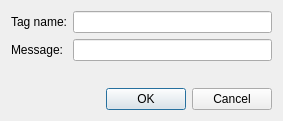
Old version of the form src/libkommitwidgets/dialogs/taginfodialog.ui in the repository KDE/kommit.
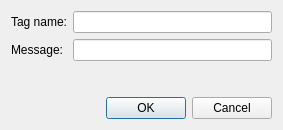
New version of the form.

Commit message: Add clear button

```diff
--- a/src/libkommitwidgets/dialogs/taginfodialog.ui
+++ b/src/libkommitwidgets/dialogs/taginfodialog.ui
@@ -7,7 +7,7 @@
     <x>0</x>
     <y>0</y>
     <width>283</width>
-    <height>121</height>
+    <height>130</height>
    </rect>
   </property>
   <property name="windowTitle">
```
Left out of the diff: 18 changed lines with no effect on the pictures.
